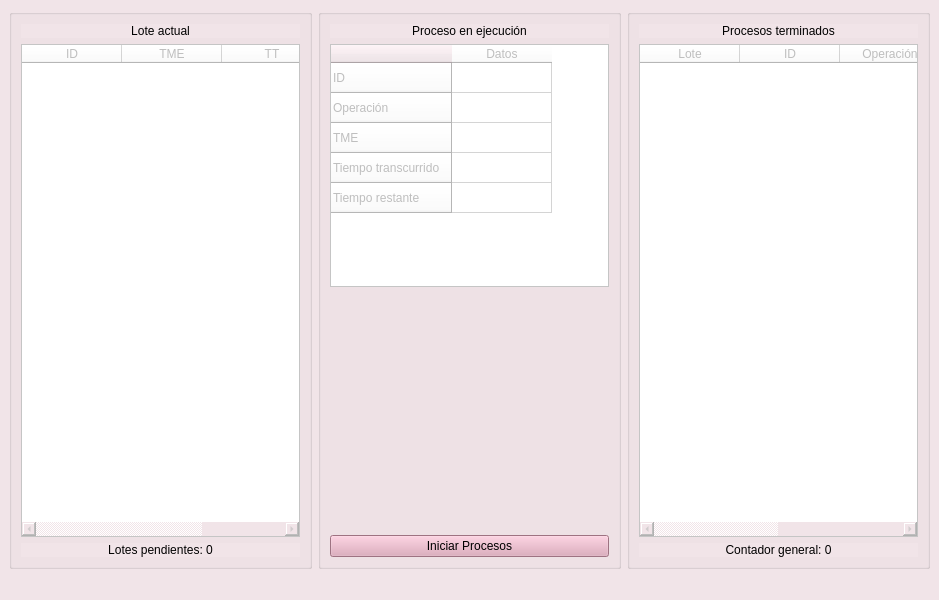
The window that ui/mainwindow.ui (Diego-Ga-Glez/planificador) describes before a commit, drawn with Qt 5.
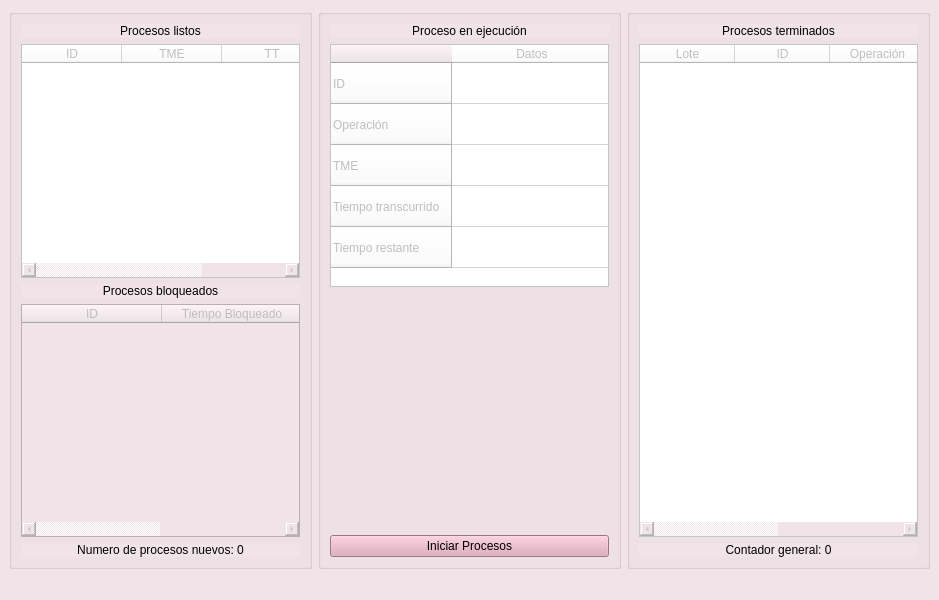
The same window after the commit.

Commit message: tabla bloqueados (act 6)

```diff
--- a/ui/mainwindow.ui
+++ b/ui/mainwindow.ui
@@ -162,6 +162,9 @@
          <attribute name="horizontalHeaderCascadingSectionResizes">
           <bool>false</bool>
          </attribute>
+         <attribute name="horizontalHeaderDefaultSectionSize">
+          <number>100</number>
+         </attribute>
          <attribute name="horizontalHeaderStretchLastSection">
           <bool>false</bool>
          </attribute>
@@ -191,20 +194,50 @@
          </column>
         </widget>
        </item>
-       <item row="2" column="0">
-        <widget class="QLabel" name="pendientes_label">
-         <property name="text">
-          <string>Lotes pendientes: 0</string>
-         </property>
-         <property name="alignment">
-          <set>Qt::AlignCenter</set>
-         </property>
-        </widget>
-       </item>
        <item row="0" column="0">
         <widget class="QLabel" name="actual_label">
          <property name="text">
-          <string>Lote actual</string>
+          <string>Procesos listos</string>
+         </property>
+         <property name="alignment">
+          <set>Qt::AlignCenter</set>
+         </property>
+        </widget>
+       </item>
+       <item row="4" column="0">
+        <widget class="QLabel" name="pendientes_label">
+         <property name="text">
+          <string>Numero de procesos nuevos: 0</string>
+         </property>
+         <property name="alignment">
+          <set>Qt::AlignCenter</set>
+         </property>
+        </widget>
+       </item>
+       <item row="3" column="0">
+        <widget class="QTableWidget" name="bloqueados_tableWidget">
+         <property name="enabled">
+          <bool>false</bool>
+         </property>
+         <attribute name="horizontalHeaderDefaultSectionSize">
+          <number>140</number>
+         </attribute>
+         <column>
+          <property name="text">
+           <string>ID</string>
+          </property>
+         </column>
+         <column>
+          <property name="text">
+           <string>Tiempo Bloqueado</string>
+          </property>
+         </column>
+        </widget>
+       </item>
+       <item row="2" column="0">
+        <widget class="QLabel" name="bloqueados_label">
+         <property name="text">
+          <string>Procesos bloqueados</string>
          </property>
          <property name="alignment">
           <set>Qt::AlignCenter</set>
@@ -241,6 +274,12 @@
          <property name="styleSheet">
           <string notr="true">background-color: white;</string>
          </property>
+         <attribute name="horizontalHeaderDefaultSectionSize">
+          <number>160</number>
+         </attribute>
+         <attribute name="verticalHeaderDefaultSectionSize">
+          <number>41</number>
+         </attribute>
          <row>
           <property name="text">
            <string>ID</string>
@@ -520,6 +559,9 @@
          <property name="styleSheet">
           <string notr="true">background-color: white;</string>
          </property>
+         <attribute name="horizontalHeaderDefaultSectionSize">
+          <number>95</number>
+         </attribute>
          <column>
           <property name="text">
            <string>Lote</string>
```
The commit also changes 7 other files.
